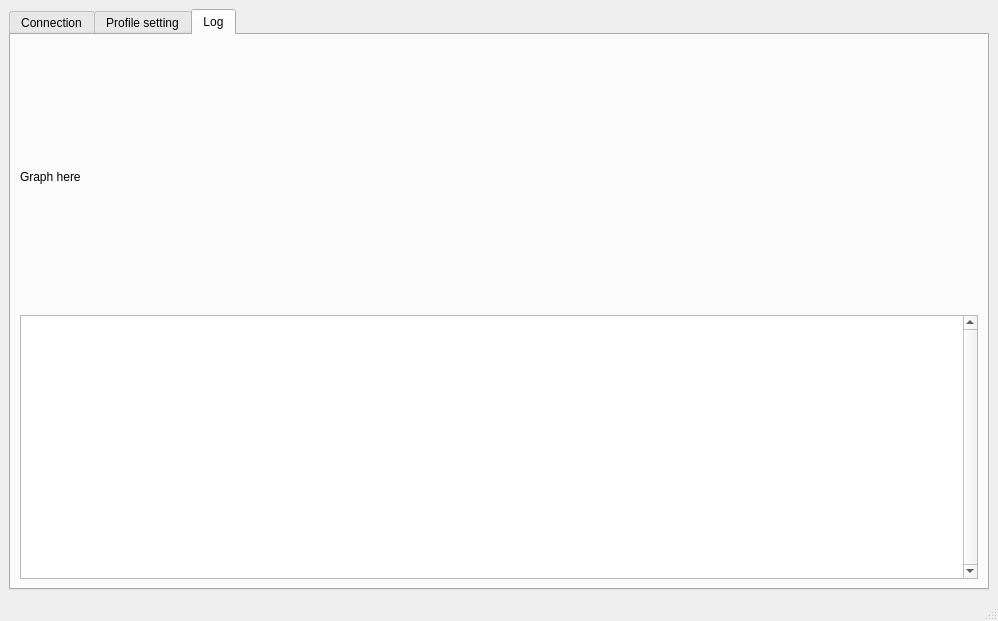
First picture: the form in mainwindow.ui, repository nghtsnw/etrodiag, before the edit.
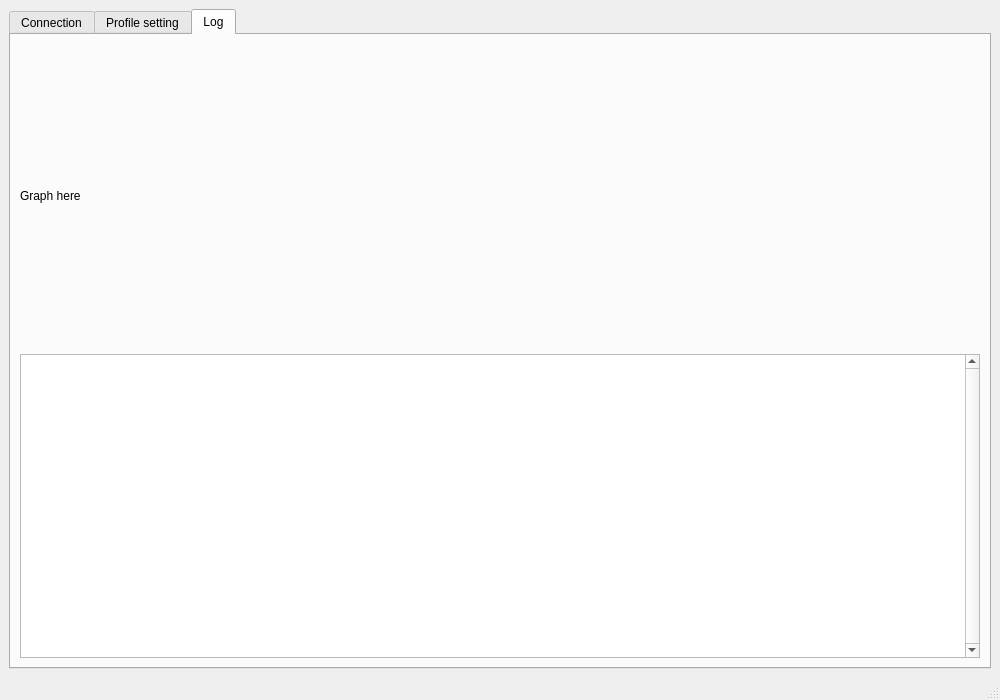
Second picture: the form after the edit.

```diff
--- a/mainwindow.ui
+++ b/mainwindow.ui
@@ -6,8 +6,8 @@
    <rect>
     <x>0</x>
     <y>0</y>
-    <width>998</width>
-    <height>621</height>
+    <width>1000</width>
+    <height>700</height>
    </rect>
   </property>
   <property name="sizePolicy">
@@ -16,6 +16,12 @@
     <verstretch>0</verstretch>
    </sizepolicy>
   </property>
+  <property name="minimumSize">
+   <size>
+    <width>1000</width>
+    <height>700</height>
+   </size>
+  </property>
   <property name="windowTitle">
    <string>etrodiag</string>
   </property>
```
Left out of the diff: 2 changed lines with no effect on the pictures.
